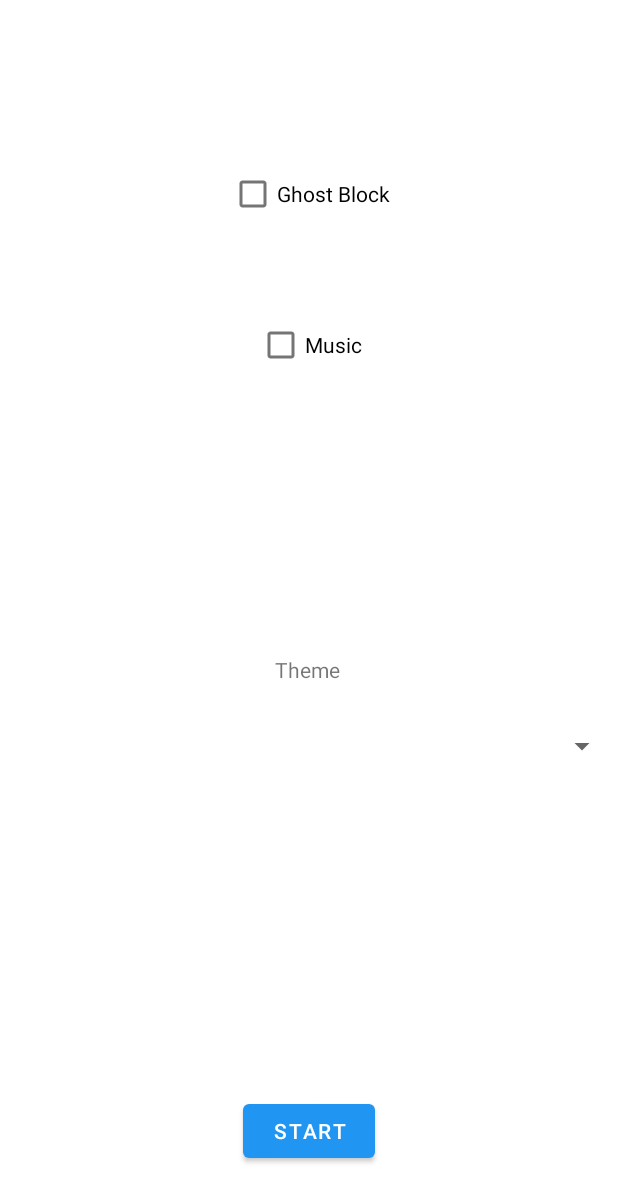
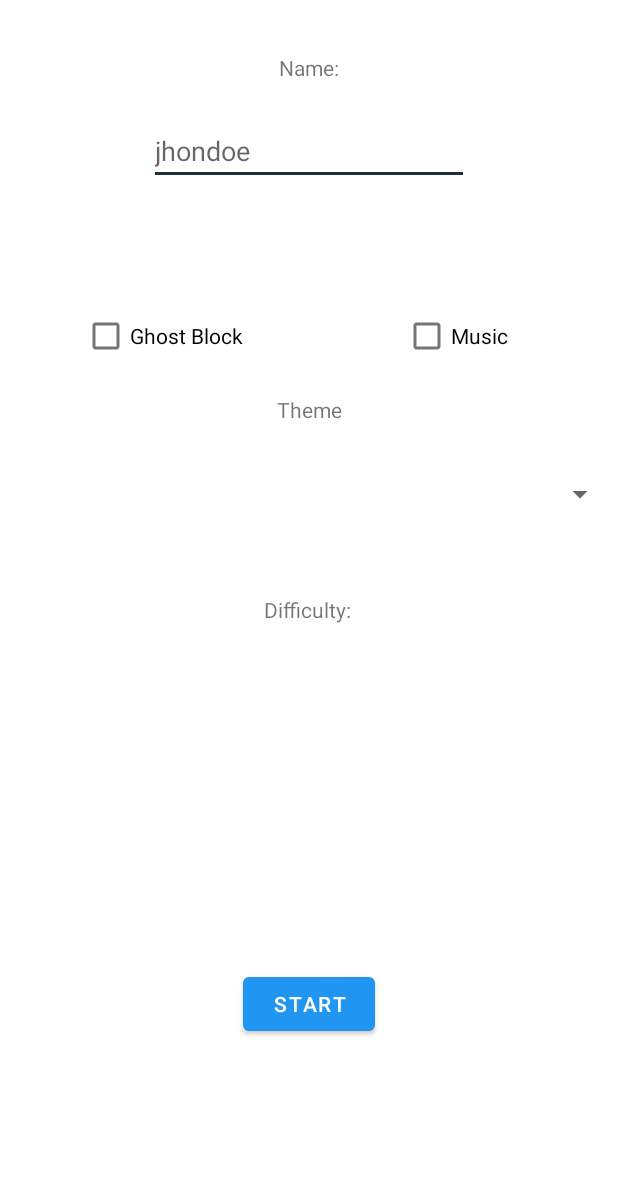
Before and after one commit to Pablito2020/Tetris-Android, an Android app: the SettingsActivity screen opened directly, with no data from a screen before it, on a phone screen of 412 x 824 dp. Shown: the top 1202 px of the screen. Run offline under Robolectric (Android 15) with nearby library versions, the phone set to English and light mode, and no system bars.

Commit message:
feat(settings): implement settings activity

```diff
--- a/app/src/main/res/layout/activity_settings.xml
+++ b/app/src/main/res/layout/activity_settings.xml
@@ -6,27 +6,15 @@
     android:layout_height="match_parent"
     tools:context=".presentation.settings.SettingsActivity">
 
-    <CheckBox
-        android:id="@+id/MusicCheckbox"
-        android:layout_width="wrap_content"
-        android:layout_height="wrap_content"
-        android:text="@string/checkbox_music"
-        app:layout_constraintBottom_toBottomOf="parent"
-        app:layout_constraintEnd_toEndOf="parent"
-        app:layout_constraintStart_toStartOf="parent"
-        app:layout_constraintTop_toBottomOf="@+id/CheckBoxGhostBlock"
-        app:layout_constraintVertical_bias="0.085" />
-
     <Spinner
         android:id="@+id/ThemeSpinner"
         android:layout_width="409dp"
         android:layout_height="wrap_content"
         app:layout_constraintBottom_toBottomOf="parent"
         app:layout_constraintEnd_toEndOf="parent"
-        app:layout_constraintHorizontal_bias="1.0"
         app:layout_constraintStart_toStartOf="parent"
         app:layout_constraintTop_toBottomOf="@+id/MusicCheckbox"
-        app:layout_constraintVertical_bias="0.424" />
+        app:layout_constraintVertical_bias="0.126" />
 
     <CheckBox
         android:id="@+id/CheckBoxGhostBlock"
@@ -35,20 +23,23 @@
         android:text="@string/checkbox_ghostblock"
         app:layout_constraintBottom_toBottomOf="parent"
         app:layout_constraintEnd_toEndOf="parent"
+        app:layout_constraintHorizontal_bias="0.18"
         app:layout_constraintStart_toStartOf="parent"
         app:layout_constraintTop_toTopOf="parent"
-        app:layout_constraintVertical_bias="0.136" />
+        app:layout_constraintVertical_bias="0.258" />
 
     <RadioGroup
         android:id="@+id/radioGroup"
-        android:layout_width="356dp"
-        android:layout_height="105dp"
+        android:layout_width="352dp"
+        android:layout_height="85dp"
         app:layout_constraintBottom_toBottomOf="parent"
         app:layout_constraintEnd_toEndOf="parent"
-        app:layout_constraintHorizontal_bias="0.49"
+        app:layout_constraintHorizontal_bias="0.491"
         app:layout_constraintStart_toStartOf="parent"
         app:layout_constraintTop_toBottomOf="@+id/ThemeSpinner"
-        app:layout_constraintVertical_bias="0.329" />
+        app:layout_constraintVertical_bias="0.222">
+
+    </RadioGroup>
 
     <TextView
         android:id="@+id/theme_text"
@@ -58,10 +49,9 @@
         android:text="@string/theme_text"
         app:layout_constraintBottom_toTopOf="@+id/ThemeSpinner"
         app:layout_constraintEnd_toEndOf="parent"
-        app:layout_constraintHorizontal_bias="0.498"
         app:layout_constraintStart_toStartOf="parent"
         app:layout_constraintTop_toTopOf="parent"
-        app:layout_constraintVertical_bias="0.997" />
+        app:layout_constraintVertical_bias="0.976" />
 
     <Button
         android:id="@+id/StartButton"
@@ -73,4 +63,54 @@
         app:layout_constraintStart_toStartOf="parent"
         app:layout_constraintTop_toBottomOf="@+id/radioGroup" />
 
+    <TextView
+        android:id="@+id/name_text"
+        android:layout_width="wrap_content"
+        android:layout_height="wrap_content"
+        android:text="@string/name_text"
+        app:layout_constraintBottom_toBottomOf="parent"
+        app:layout_constraintEnd_toEndOf="parent"
+        app:layout_constraintStart_toStartOf="parent"
+        app:layout_constraintTop_toTopOf="parent"
+        app:layout_constraintVertical_bias="0.044" />
+
+    <EditText
+        android:id="@+id/editTextTextPersonName"
+        android:layout_width="wrap_content"
+        android:layout_height="wrap_content"
+        android:layout_marginTop="20dp"
+        android:ems="10"
+        android:hint="@string/hint_name"
+        android:inputType="textPersonName"
+        app:layout_constraintBottom_toBottomOf="parent"
+        app:layout_constraintEnd_toEndOf="parent"
+        app:layout_constraintStart_toStartOf="parent"
+        app:layout_constraintTop_toBottomOf="@+id/name_text"
+        app:layout_constraintVertical_bias="0.005" />
+
+    <CheckBox
+        android:id="@+id/MusicCheckbox"
+        android:layout_width="wrap_content"
+        android:layout_height="wrap_content"
+        android:text="@string/checkbox_music"
+        app:layout_constraintBottom_toBottomOf="parent"
+        app:layout_constraintEnd_toEndOf="parent"
+        app:layout_constraintHorizontal_bias="0.592"
+        app:layout_constraintStart_toEndOf="@+id/CheckBoxGhostBlock"
+        app:layout_constraintTop_toTopOf="parent"
+        app:layout_constraintVertical_bias="0.258" />
+
+    <TextView
+        android:id="@+id/difficulty_text"
+        android:layout_width="wrap_content"
+        android:layout_height="wrap_content"
+        android:layout_marginTop="96dp"
+        android:text="@string/difficulty_setting_text"
+        app:layout_constraintBottom_toBottomOf="parent"
+        app:layout_constraintEnd_toEndOf="parent"
+        app:layout_constraintHorizontal_bias="0.498"
+        app:layout_constraintStart_toStartOf="parent"
+        app:layout_constraintTop_toBottomOf="@+id/theme_text"
+        app:layout_constraintVertical_bias="0.042" />
+
 </androidx.constraintlayout.widget.ConstraintLayout>
--- a/app/src/main/res/values/strings.xml
+++ b/app/src/main/res/values/strings.xml
@@ -21,4 +21,7 @@
     <string name="checkbox_music">Music</string>
     <string name="checkbox_ghostblock">Ghost Block</string>
     <string name="theme_text">Theme</string>
+    <string name="difficulty_setting_text">Difficulty:</string>
+    <string name="name_text">Name:</string>
+    <string name="hint_name">jhondoe</string>
 </resources>
```
